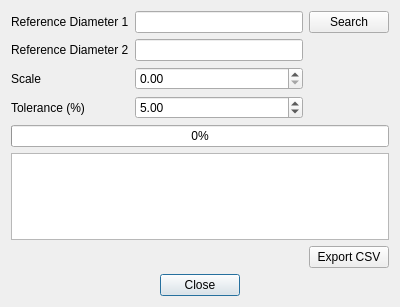
The window that Resources/ui/DialogBodyScale.ui (davesrocketshop/Rocket) describes before a commit, drawn with Qt 5.
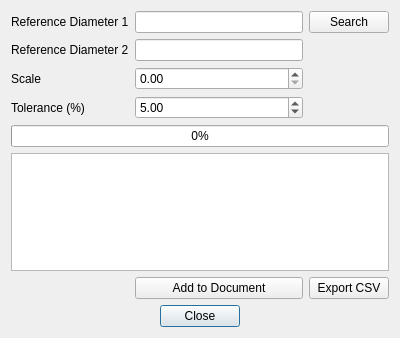
The same window after the commit. Custom widgets are drawn as their Qt base class.

Commit message: Add button to add tubes to document

Diff of the .ui file:
```diff
--- a/Resources/ui/DialogBodyScale.ui
+++ b/Resources/ui/DialogBodyScale.ui
@@ -7,7 +7,7 @@
     <x>0</x>
     <y>0</y>
     <width>400</width>
-    <height>307</height>
+    <height>338</height>
    </rect>
   </property>
   <property name="windowTitle">
@@ -118,6 +118,13 @@
    <item row="2" column="1">
     <widget class="Gui::DoubleSpinBox" name="spinScale"/>
    </item>
+   <item row="6" column="1">
+    <widget class="QPushButton" name="buttonAddToDocument">
+     <property name="text">
+      <string>Add to Document</string>
+     </property>
+    </widget>
+   </item>
   </layout>
  </widget>
  <customwidgets>
```
Left out of the diff: 1 changed line with no effect on the pictures.
